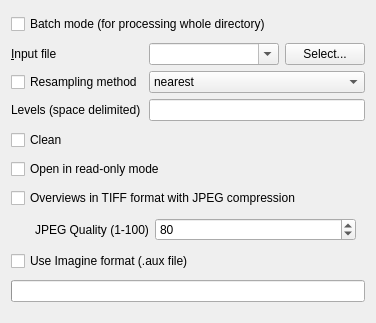
Qt form qgis/python/plugins/GdalTools/tools/widgetOverview.ui (sourcepole/qgis) before a commit.
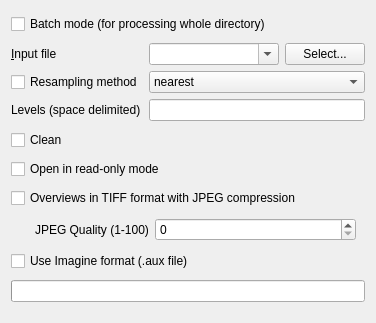
The same form after that commit.

```diff
--- a/qgis/python/plugins/GdalTools/tools/widgetOverview.ui
+++ b/qgis/python/plugins/GdalTools/tools/widgetOverview.ui
@@ -205,9 +205,6 @@
         <property name="maximum">
          <number>100</number>
         </property>
-        <property name="value">
-         <number>80</number>
-        </property>
        </widget>
       </item>
      </layout>
```
